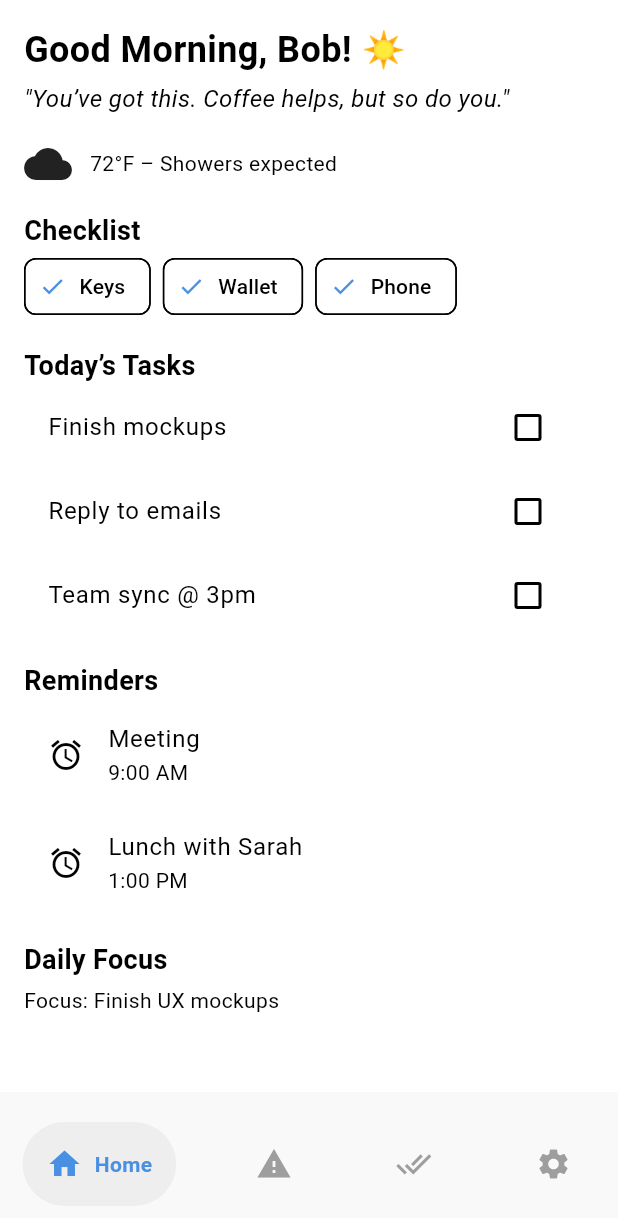
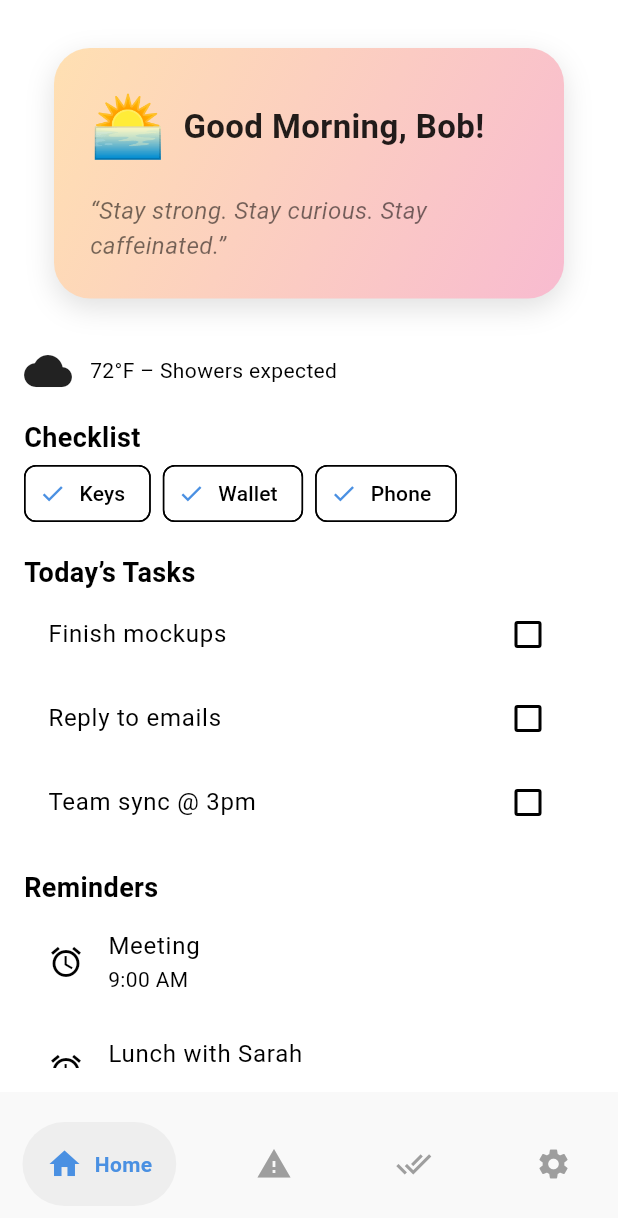
Before and after one commit to Ibrhm75/brivlo, a Flutter app: the screen it shows after launch, on a phone screen of 412 x 824 dp. Shown: the top 1218 px of the screen. Run offline on Flutter 3.47's test engine with Material 3 defaults, Android fonts, the phone set to English and light mode, and no system bars; drawn by our look-alikes of flutter_animate, google_nav_bar.

Commit message:
made greeting section look better

```diff
--- a/lib/pages/dashboard_page.dart
+++ b/lib/pages/dashboard_page.dart
@@ -1,4 +1,7 @@
+import 'package:brivlo/sections/greeting_section.dart';
+import 'package:brivlo/sections/weather_section.dart';
 import 'package:flutter/material.dart';
+import 'package:flutter/widgets.dart';
 
 class DashboardPage extends StatelessWidget {
   const DashboardPage({super.key});
@@ -13,9 +16,10 @@ class DashboardPage extends StatelessWidget {
             child: Column(
               crossAxisAlignment: CrossAxisAlignment.start,
               children: [
-                _greetingSection(),
+                const GreetingSection(),
                 const SizedBox(height: 16),
                 _weatherSection(),
+                // const WeatherSection(),
                 const SizedBox(height: 16),
                 _checklistPreview(),
                 const SizedBox(height: 16),
@@ -30,23 +34,6 @@ class DashboardPage extends StatelessWidget {
           ),
         ),
       ),
-    );
-  }
-
-  Widget _greetingSection() {
-    return const Column(
-      crossAxisAlignment: CrossAxisAlignment.start,
-      children: [
-        Text(
-          'Good Morning, Bob! ☀️',
-          style: TextStyle(fontSize: 24, fontWeight: FontWeight.bold),
-        ),
-        SizedBox(height: 4),
-        Text(
-          '"You’ve got this. Coffee helps, but so do you."',
-          style: TextStyle(fontSize: 16, fontStyle: FontStyle.italic),
-        ),
-      ],
     );
   }
 
--- /dev/null
+++ b/lib/sections/greeting_section.dart
@@ -0,0 +1,117 @@
+import 'package:flutter/material.dart';
+import 'package:flutter_animate/flutter_animate.dart';
+import 'dart:math';
+
+class GreetingSection extends StatefulWidget {
+  const GreetingSection({Key? key}) : super(key: key);
+
+  @override
+  State<GreetingSection> createState() => _GreetingSectionState();
+}
+
+class _GreetingSectionState extends State<GreetingSection> {
+  late final String quote;
+
+  final List<String> quotes = [
+    "You’ve got this. Coffee helps, but so do you.",
+    "Today’s a fresh page. Write something awesome.",
+    "Sun’s out. Smile’s out. Let’s do this.",
+    "Your checklist is trembling. You’re about to conquer it.",
+    "Stay strong. Stay curious. Stay caffeinated.",
+  ];
+
+  @override
+  void initState() {
+    super.initState();
+    quote = (quotes..shuffle()).first;
+  }
+
+  @override
+  Widget build(BuildContext context) {
+    final hour = DateTime.now().hour;
+    final isMorning = hour < 12;
+    final isEvening = hour >= 18;
+
+    final greetingEmoji = isMorning
+        ? '🌅'
+        : isEvening
+            ? '🌙'
+            : '🌤️';
+
+    final greetingText = isMorning
+        ? 'Good Morning'
+        : isEvening
+            ? 'Good Evening'
+            : 'Good Afternoon';
+
+    return Padding(
+      padding: const EdgeInsets.symmetric(horizontal: 20.0, vertical: 16),
+      child: Container(
+        width: double.infinity,
+        padding: const EdgeInsets.all(24),
+        decoration: BoxDecoration(
+          gradient: LinearGradient(
+            colors: isMorning
+                ? [Colors.orange.shade100, Colors.pink.shade100]
+                : isEvening
+                    ? [Colors.indigo.shade300, Colors.deepPurple.shade100]
+                    : [Colors.blue.shade200, Colors.cyan.shade100],
+            begin: Alignment.topLeft,
+            end: Alignment.bottomRight,
+          ),
+          borderRadius: BorderRadius.circular(24),
+          boxShadow: [
+            BoxShadow(
+              color: Colors.black12,
+              blurRadius: 16,
+              offset: const Offset(0, 6),
+            )
+          ],
+        ),
+        child: Column(
+          crossAxisAlignment: CrossAxisAlignment.start,
+          children: [
+            // Emoji with gentle shimmer
+            Row(
+              children: [
+                Text(
+                  greetingEmoji,
+                  style: const TextStyle(fontSize: 40),
+                )
+                    .animate()
+                    .shimmer(duration: 3.seconds)
+                    .fadeIn(duration: 1200.ms),
+                const SizedBox(width: 12),
+                Text(
+                  '$greetingText, Bob!',
+                  style: const TextStyle(
+                    fontSize: 22,
+                    fontWeight: FontWeight.w600,
+                    color: Colors.black87,
+                  ),
+                )
+                    .animate()
+                    .fadeIn(delay: 400.ms, duration: 1000.ms)
+                    .slideY(begin: 0.3, curve: Curves.easeOutCubic),
+              ],
+            ),
+
+            const SizedBox(height: 16),
+
+            Text(
+              '“$quote”',
+              style: const TextStyle(
+                fontSize: 16,
+                fontStyle: FontStyle.italic,
+                color: Colors.black54,
+              ),
+            )
+                .animate()
+                .fadeIn(delay: 800.ms, duration: 1200.ms)
+                .slideY(begin: 0.2),
+          ],
+        ),
+      ),
+    );
+  }
+}
--- a/pubspec.yaml
+++ b/pubspec.yaml
@@ -38,6 +38,7 @@ dependencies:
   google_nav_bar: ^5.0.7
   provider: ^6.1.5
   flutter_launcher_icons: ^0.14.3
+  flutter_animate: ^4.5.2
 
 flutter_launcher_icons:
   android: "launcher_icon"
```
Also changed, not shown: lib/sections/weather_section.dart (added, +86 -0 lines), pubspec.lock.
